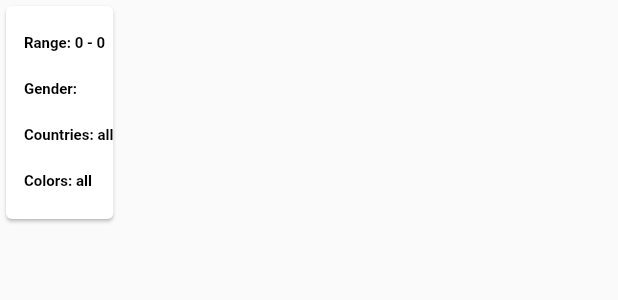
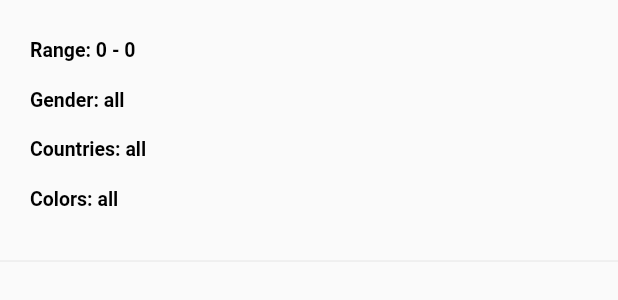
Before and after one commit to Nicole-ABC/priscilla_abhulimen, a Flutter app: the FilterItem widget shown alone on an empty page, opened directly with empty values, on a phone screen of 412 x 824 dp. Shown: the top 300 px of the screen. Run offline on Flutter 3.47's test engine with Material 2 defaults, Android fonts, the phone set to English and light mode, and no system bars; our stand-ins replace dio; network calls fail.

Commit message:
More UI fixes.

```diff
--- a/lib/pages/filter_page.dart
+++ b/lib/pages/filter_page.dart
@@ -52,23 +52,28 @@ class FilterItem extends StatelessWidget {
   });
 
   Text getCountries (){
-    print(countries);
     String country = countries.join(", ");
     return Text("Countries: $country", style: TextS);
   }
 
   Text getColors (){
-    print(colors);
     String color = colors.join(", ");
     return Text("Colors: $color", style: TextS);
   }
 
   @override
   Widget build(BuildContext context) {
-    return Container(
+    return Column(
+      crossAxisAlignment: CrossAxisAlignment.start,
+      children: <Widget>[
+        InkWell(
+          onTap: (){
+            print("tapped");
+          },
+          child: Container(
+            margin: EdgeInsets.all(8.0),
             height: 150.0,
-      child: GestureDetector(
-        child: Card(
+            width: double.infinity,
             child: Padding(
               padding:  EdgeInsets.only(left: 12.0),
               child: Column(
@@ -76,7 +81,7 @@ class FilterItem extends StatelessWidget {
                 crossAxisAlignment: CrossAxisAlignment.start,
                 children: <Widget>[
                   Text("Range: $startYear - $endYear", style: TextS,),
-                gender == null ? Text("Gender: all", style: TextS) : Text("Gender: $gender", style: TextS),
+                  gender == "" ? Text("Gender: all", style: TextS) : Text("Gender: $gender", style: TextS),
                   countries.isEmpty ? Text("Countries: all", style: TextS) : getCountries(),
                   colors.isEmpty ? Text("Colors: all", style: TextS) : getColors()
                 ],
@@ -84,12 +89,16 @@ class FilterItem extends StatelessWidget {
             ),
           ),
         ),
+        Divider(
+          color: Theme.of(context).accentColor,
+        )
+      ],
     );
   }
 }
 
 TextStyle TextS = TextStyle(
-  fontSize: 10.0,
+  fontSize: 13.0,
   fontWeight: FontWeight.bold,
   color: Colors.black
 );
```
Also changed, not shown: lib/main.dart (+8 -8 lines). Lines whose indentation alone changed are shown as unchanged.
